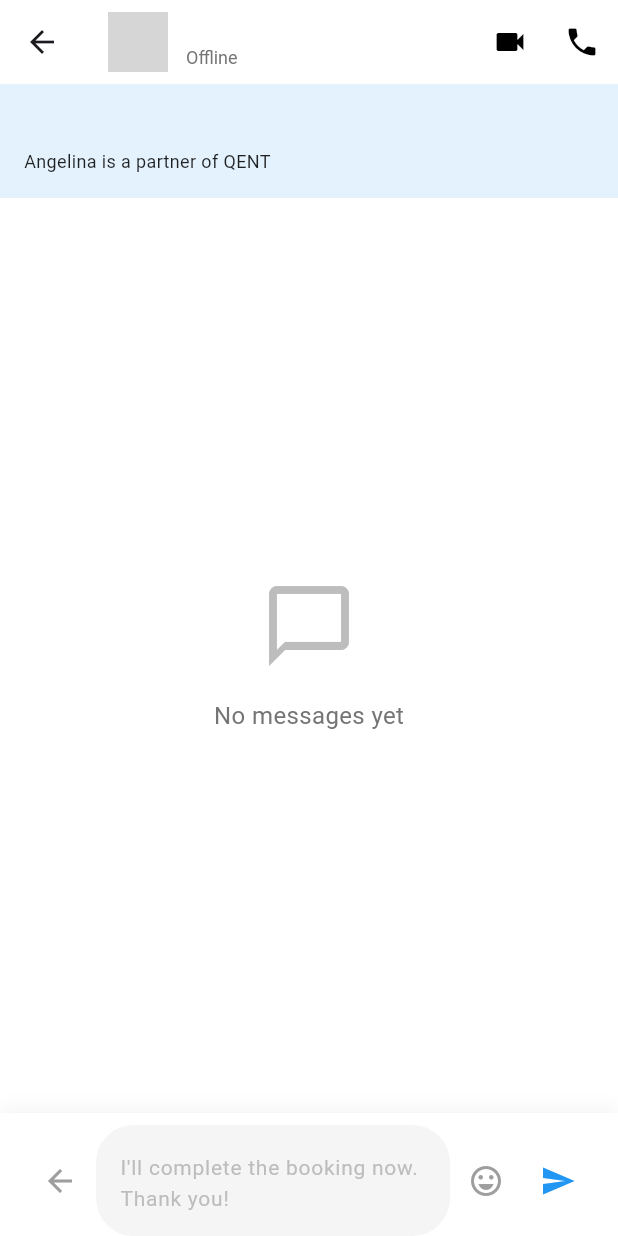
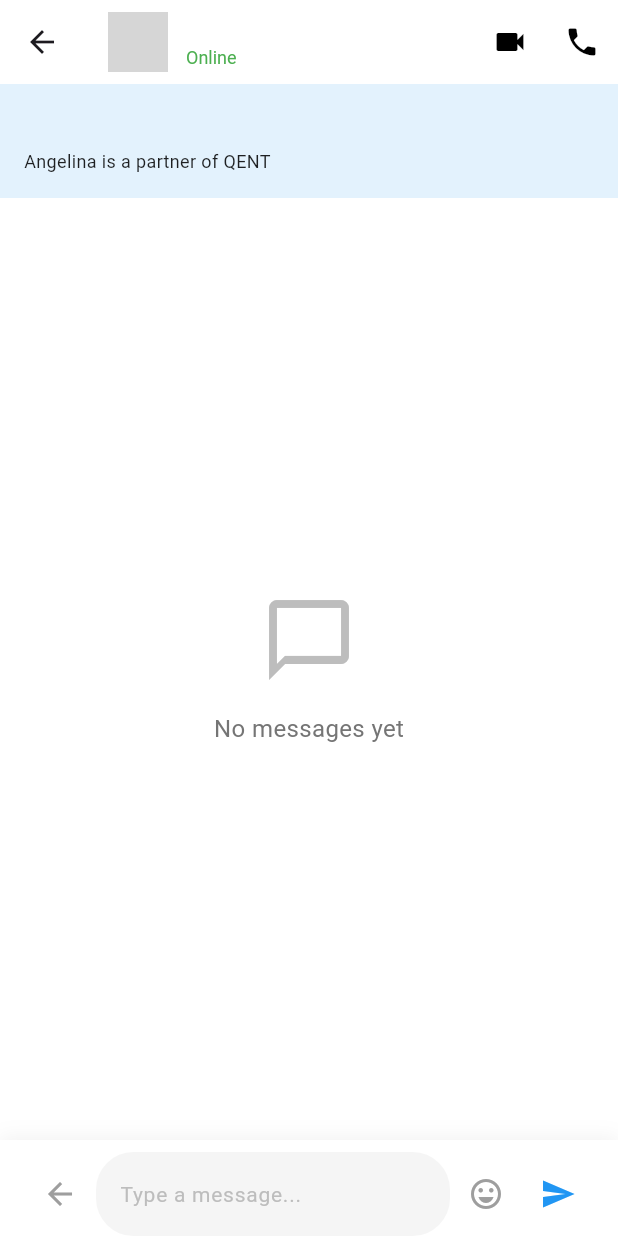
Before and after one commit to frankolien/qent, a Flutter app: the ChatDetailPage screen opened directly with empty values, on a phone screen of 412 x 824 dp. Run offline on Flutter 3.47's test engine with Material 3 defaults, Android fonts, the phone set to English and light mode, and no system bars; our stand-ins replace cloud_firestore, firebase_auth, firebase_core, firebase_messaging, flutter_local_notifications, flutter_riverpod and 5 more; accounts and stored records are empty; grey boxes are pictures that could not be loaded.

Commit message:
fixed the online status issue -

```diff
--- a/lib/features/auth/data/repositories/auth_repository_impl.dart
+++ b/lib/features/auth/data/repositories/auth_repository_impl.dart
@@ -1,4 +1,5 @@
 import 'package:firebase_auth/firebase_auth.dart' as fb;
+import 'package:qent/core/services/online_status_service.dart';
 import 'package:qent/features/auth/data/datasources/firebase_auth_datasource.dart';
 import 'package:qent/features/auth/domain/models/user_profile.dart';
 import 'package:qent/features/auth/domain/repositories/auth_repository.dart';
@@ -38,6 +39,9 @@ class AuthRepositoryImpl implements AuthRepository {
         createdAt: DateTime.now(),
       );
       await _profileRepository.createUserProfile(profile);
+
+      // Set user as online when they sign up
+      OnlineStatusService().setOnline();
     }
 
     return user;
--- a/lib/features/chat/presentation/pages/chat_detail_page.dart
+++ b/lib/features/chat/presentation/pages/chat_detail_page.dart
@@ -3,6 +3,7 @@ import 'package:flutter_riverpod/flutter_riverpod.dart';
 import 'package:qent/core/widgets/profile_image_widget.dart';
 import 'package:qent/features/chat/domain/models/chat.dart';
 import 'package:qent/features/chat/presentation/controllers/chat_controller.dart';
+import 'package:qent/features/chat/presentation/providers/online_status_providers.dart';
 import 'package:qent/features/chat/presentation/widgets/chat_skeleton.dart';
 
 class ChatDetailPage extends ConsumerStatefulWidget {
@@ -82,7 +83,12 @@ class _ChatDetailPageState extends ConsumerState<ChatDetailPage> {
         backgroundColor: Colors.white,
         elevation: 0,
 
-        title: Row(
+        title: Consumer(
+          builder: (context, ref, child) {
+            final onlineStatusAsync = ref.watch(onlineStatusStreamProvider(widget.chat.userId));
+            final isOnline = onlineStatusAsync.value ?? false;
+
+            return Row(
               mainAxisSize: MainAxisSize.min,
               children: [
                 Stack(
@@ -92,7 +98,7 @@ class _ChatDetailPageState extends ConsumerState<ChatDetailPage> {
                       userId: widget.chat.userId,
                       size: 40,
                     ),
-                if (widget.chat.isOnline)
+                    if (isOnline)
                       Positioned(
                         bottom: 0,
                         right: 0,
@@ -125,10 +131,10 @@ class _ChatDetailPageState extends ConsumerState<ChatDetailPage> {
                         maxLines: 1,
                       ),
                       Text(
-                    widget.chat.isOnline ? 'Online' : 'Offline',
+                        isOnline ? 'Online' : 'Offline',
                         style: TextStyle(
                           fontSize: 12,
-                      color: widget.chat.isOnline ? Colors.green : Colors.grey[600],
+                          color: isOnline ? Colors.green : Colors.grey[600],
                         ),
                         overflow: TextOverflow.ellipsis,
                         maxLines: 1,
@@ -137,6 +143,8 @@ class _ChatDetailPageState extends ConsumerState<ChatDetailPage> {
                   ),
                 ),
               ],
+            );
+          },
         ),
         actions: [
           IconButton(
@@ -336,7 +344,7 @@ class _ChatDetailPageState extends ConsumerState<ChatDetailPage> {
                     if (isMe) ...[
                       const SizedBox(width: 4),
                       Icon(
-                        message.isRead ? Icons.done_all : Icons.done,
+                        Icons.done_all,
                         size: 14,
                         color: message.isRead ? Colors.blue : Colors.grey,
                       ),
@@ -434,7 +442,7 @@ class _ChatDetailPageState extends ConsumerState<ChatDetailPage> {
               child: TextField(
                 controller: _messageController,
                 decoration: InputDecoration(
-                  hintText: 'I\'ll complete the booking now. Thank you!',
+                  hintText: 'Type a message...',
                   hintStyle: TextStyle(color: Colors.grey[400], fontSize: 14),
                   border: InputBorder.none,
                   isDense: true,
--- /dev/null
+++ b/lib/features/chat/presentation/providers/online_status_providers.dart
@@ -0,0 +1,39 @@
+import 'package:flutter_riverpod/flutter_riverpod.dart';
+import 'package:qent/features/auth/presentation/providers/auth_providers.dart';
+
+/// Provider for online status stream of a specific user
+final onlineStatusStreamProvider = StreamProvider.family<bool, String>(
+  (ref, userId) {
+    final firestore = ref.watch(firestoreProvider);
+    return firestore
+        .collection('users')
+        .doc(userId)
+        .snapshots()
+        .map((doc) {
+      if (!doc.exists) return false;
+      final data = doc.data();
+      if (data == null) return false;
+      final onlineValue = data['isOnline'];
+      return onlineValue is bool ? onlineValue : (onlineValue == true);
+    });
+  },
+);
+
+/// Provider to get online status for current user
+final currentUserOnlineStatusProvider = StreamProvider<bool>(
+  (ref) {
+    final auth = ref.watch(firebaseAuthProvider);
+    final userId = auth.currentUser?.uid;
+
+    if (userId == null) {
+      return Stream.value(false);
+    }
+
+    final onlineStatusStream = ref.watch(onlineStatusStreamProvider(userId));
+    return onlineStatusStream.when(
+      data: (status) => Stream.value(status),
+      loading: () => Stream.value(false),
+      error: (_, __) => Stream.value(false),
+    );
+  },
+);
--- a/lib/main.dart
+++ b/lib/main.dart
@@ -3,6 +3,7 @@ import 'package:flutter/material.dart';
 import 'package:flutter_riverpod/flutter_riverpod.dart';
 import 'package:qent/core/services/cloudinary_service.dart';
 import 'package:qent/core/services/notification_service.dart';
+import 'package:qent/core/services/online_status_service.dart';
 import 'package:qent/features/auth/presentation/pages/login_page.dart';
 import 'package:qent/features/auth/presentation/pages/signup_page.dart';
 import 'package:qent/features/home/presentation/pages/main_nav_page.dart';
@@ -23,6 +24,9 @@ void main() async {
 
     // Initialize Cloudinary
     CloudinaryService().initialize();
+
+    // Initialize online status service
+    OnlineStatusService().initialize();
   } catch (e) {
     debugPrint('Firebase initialization error: $e');
     // Continue app startup even if Firebase fails (for development)
```
Also changed, not shown: lib/core/services/online_status_service.dart (added, +141 -0 lines), lib/features/auth/presentation/controllers/auth_controller.dart (+11 -0 lines), lib/features/chat/data/datasources/firestore_chat_datasource.dart (+6 -3 lines), lib/features/chat/presentation/pages/messages_page.dart (+10 -2 lines). Lines whose indentation alone changed are shown as unchanged.
